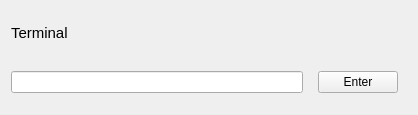
This is armsim/terminalwidget.ui in bstee615/armsim as Qt 5 draws it before an edit. The edited form follows.
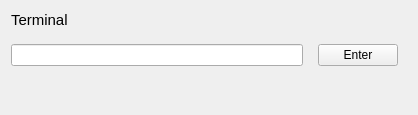
This is the edited form.

The edit to the form file:
```diff
--- a/armsim/terminalwidget.ui
+++ b/armsim/terminalwidget.ui
@@ -46,6 +46,19 @@
      </item>
     </layout>
    </item>
+   <item>
+    <spacer name="verticalSpacer">
+     <property name="orientation">
+      <enum>Qt::Vertical</enum>
+     </property>
+     <property name="sizeHint" stdset="0">
+      <size>
+       <width>20</width>
+       <height>40</height>
+      </size>
+     </property>
+    </spacer>
+   </item>
   </layout>
  </widget>
  <resources/>
```
